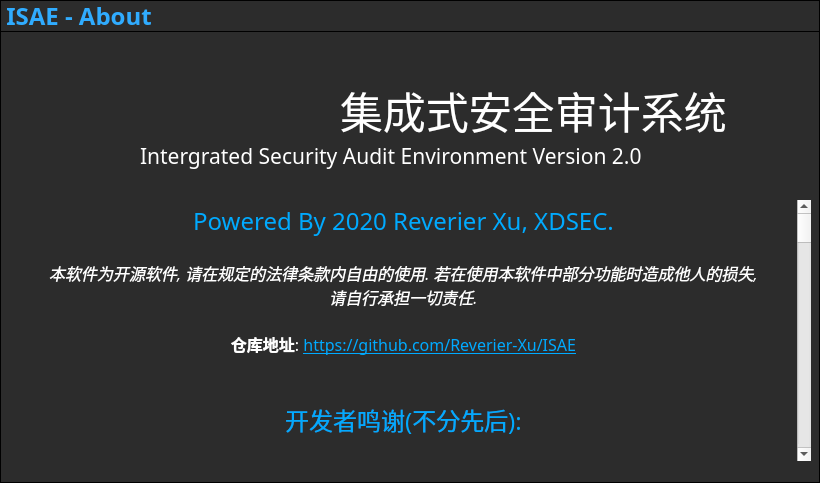
This is MainApp/about.ui in Reverier-Xu/ISAE as Qt 5 draws it before an edit. The edited form follows.
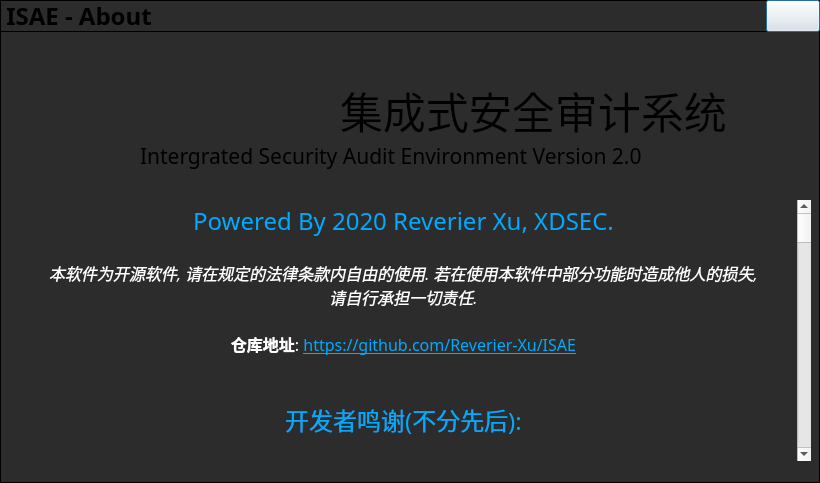
This is the edited form. Icons and pictures are not drawn.

Commit message: refactor all UI designs, intergrated to QSS

Patch:
```diff
--- a/MainApp/about.ui
+++ b/MainApp/about.ui
@@ -58,7 +58,7 @@
     </font>
    </property>
    <property name="styleSheet">
-    <string notr="true">color: #ffffff;</string>
+    <string notr="true"/>
    </property>
    <property name="text">
     <string>集成式安全审计系统</string>
@@ -80,7 +80,7 @@
     </font>
    </property>
    <property name="styleSheet">
-    <string notr="true">color: #ffffff;</string>
+    <string notr="true"/>
    </property>
    <property name="text">
     <string>Intergrated Security Audit Environment Version 2.0</string>
@@ -295,9 +295,7 @@
        <string>ISAE - ABOUT</string>
       </property>
       <property name="styleSheet">
-       <string notr="true">QLabel{
-color: #30acff;
-}</string>
+       <string notr="true"/>
       </property>
       <property name="text">
        <string>ISAE - About</string>
@@ -341,19 +339,7 @@
        <string>关闭</string>
       </property>
       <property name="styleSheet">
-       <string notr="true">QPushButton{
-background-color: #2c2c2c;
-border: 0px solid black;
-border-top: 1px solid black;
-border-right: 1px solid black;
-border-bottom: 1px solid black;
-}
-QPushButton:hover{
-background-color: #ff2f2f;
-}
-QPushButton:pressed{
-background-color: #3272ff;
-}</string>
+       <string notr="true"/>
       </property>
       <property name="text">
        <string/>
```
Left out of the diff: 4 changed lines with no effect on the pictures. The commit also changes 5 other files.
